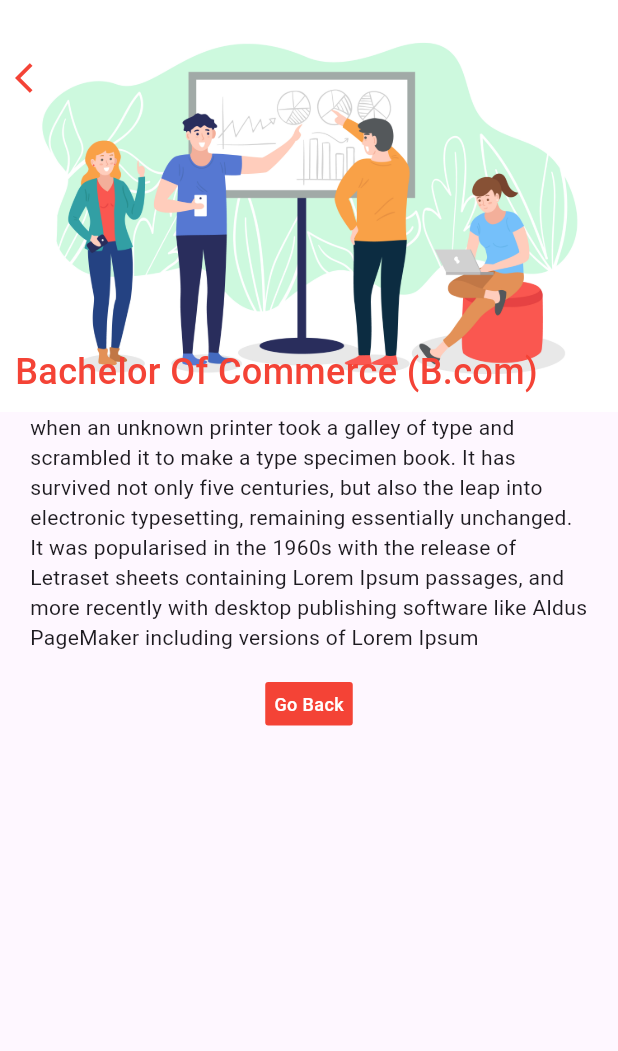
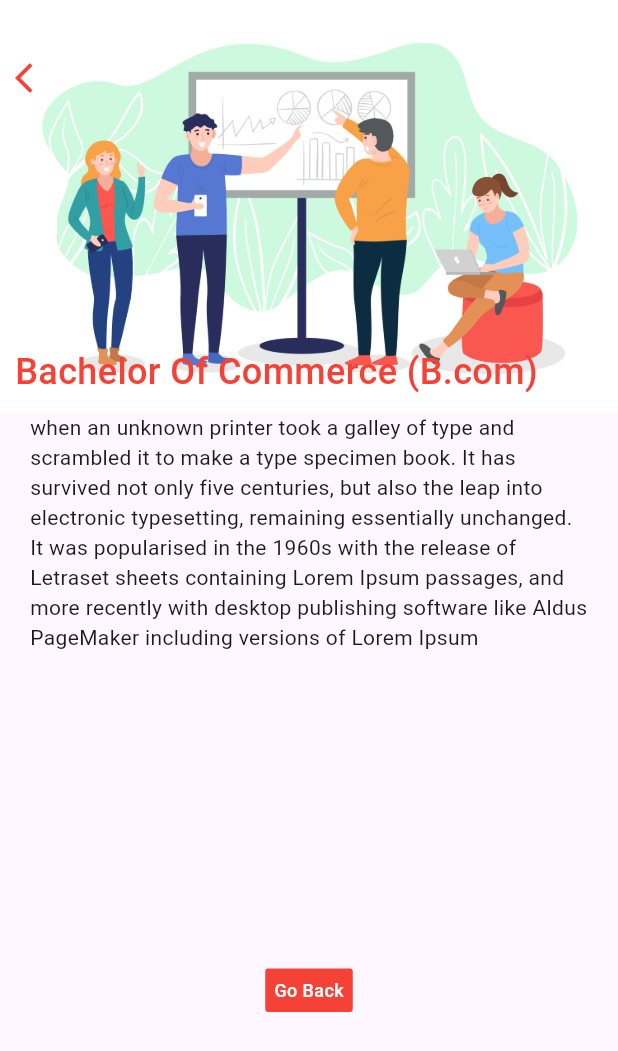
Before and after one commit to keshavsharma5324/training, a Flutter app: the screen it shows after launch, after a tap on "View Details ->", on a phone screen of 412 x 824 dp. Shown: the top 1051 px of the screen. Run offline on Flutter 3.47's test engine with Material 3 defaults, Android fonts, the phone set to English and light mode, and no system bars; our stand-ins replace carousel_slider, dotted_line, rxdart.

Commit message:
done dart format

```diff
--- a/lib/screens/training_detail.dart
+++ b/lib/screens/training_detail.dart
@@ -14,16 +14,18 @@ class _TrainingDetailState extends State<TrainingDetail> {
   Widget build(BuildContext context) {
     return Scaffold(
       body: SafeArea(
+          child: SingleChildScrollView(
+        child: SizedBox(
+          height: 700,
           child: Column(
-        children: [
-          Stack(
             children: [
               Flexible(
                 flex: 3,
-                child: Image.asset(
+                child: Stack(
+                  children: [
+                    Image.asset(
                       widget.trainingItemModel?.imageAsset ?? '',
                       fit: BoxFit.cover,
-                ),
                     ),
                     Positioned(
                       top: 40,
@@ -53,13 +55,18 @@ class _TrainingDetailState extends State<TrainingDetail> {
                     )
                   ],
                 ),
+              ),
               Flexible(
                 flex: 4,
                 child: Column(children: [
-              Padding(
+                  Expanded(
+                    child: Padding(
                       padding: EdgeInsets.symmetric(horizontal: 20),
                       child: Text(
                         widget.trainingItemModel?.description ?? '',
+                        maxLines: 10,
+                        style: TextStyle(overflow: TextOverflow.ellipsis),
+                      ),
                     ),
                   ),
                   SizedBox(
@@ -89,6 +96,8 @@ class _TrainingDetailState extends State<TrainingDetail> {
               )
             ],
           ),
-    ));
+        ),
+      )),
+    );
   }
 }
```
Lines whose indentation alone changed are shown as unchanged.
